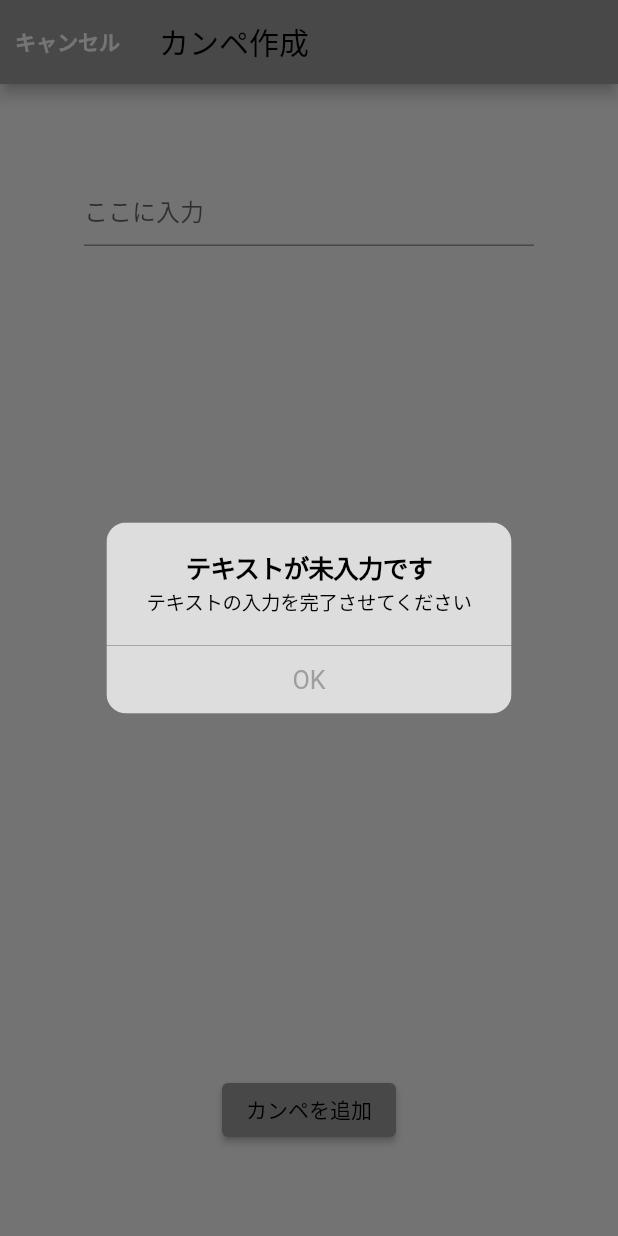
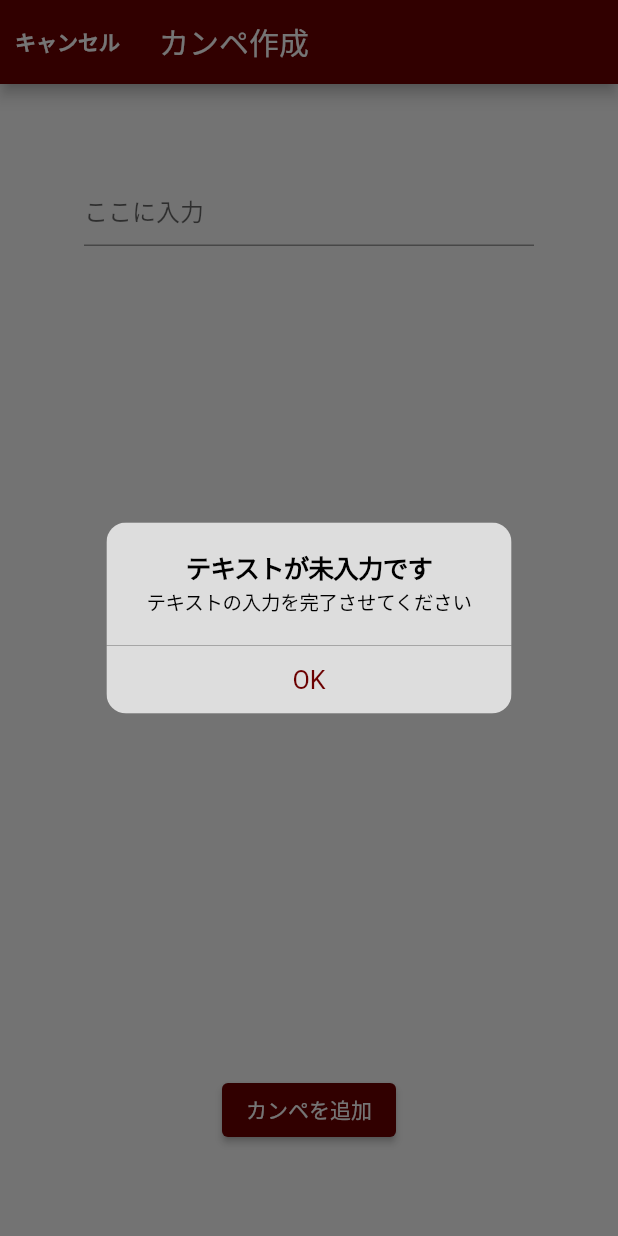
Before and after one commit to KonnoHaruto/campe_app, a Flutter app: the AddingPage screen opened directly, after a tap on "カンペを追加", on a phone screen of 412 x 824 dp. Run offline on Flutter 3.47's test engine with Material 2 defaults, Android fonts, the phone set to English and light mode, and no system bars; our stand-ins replace cloud_firestore, firebase_core, flutter_riverpod, font_awesome_flutter; accounts and stored records are empty.

Commit message:
全体の色変更

```diff
--- a/lib/main.dart
+++ b/lib/main.dart
@@ -12,12 +12,27 @@ Future<void> main() async {
 
 class MyApp extends StatelessWidget {
   const MyApp({Key? key}) : super(key: key);
+  final MaterialColor customSwatch = const MaterialColor(
+  0xFFFF6B0000,
+  <int, Color>{
+    50:  Color(0xFFF3E0E0),
+    100:  Color(0xFFE0B3B3),
+    200:  Color(0xFFCC8080),
+    300:  Color(0xFFB84D4D),
+    400:  Color(0xFFA82626),
+    500:  Color(0xFF990000),
+    600:  Color(0xFF910000),
+    700:  Color(0xFF860000),
+    800:  Color(0xFF7C0000),
+    900:  Color(0xFF6B0000),
+  },
+);
 
   @override
   Widget build(BuildContext context) {
     return MaterialApp(
       debugShowCheckedModeBanner: false,
-      theme: ThemeData(primarySwatch: Colors.grey),
+      theme: ThemeData(primarySwatch: customSwatch,),
       title: 'カンペアップ',
       home: RootPage(),
     );
```
